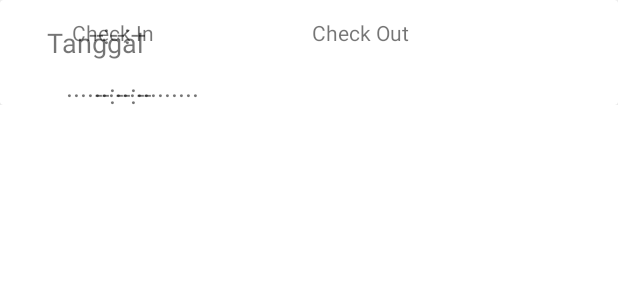
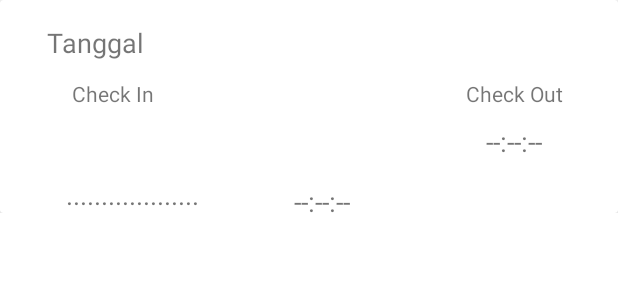
Before and after one commit to iwanabdi/absensi, an Android app: the layout isihistory.xml on its own in the app's theme, with its tools: preview values and no code run, on a phone screen of 412 x 824 dp. Shown: the top 300 px of the screen. Run offline under Robolectric (Android 15) with nearby library versions, the phone set to English and light mode, and no system bars; network calls fail.

```diff
--- a/app/src/main/res/layout/isihistory.xml
+++ b/app/src/main/res/layout/isihistory.xml
@@ -9,7 +9,59 @@
 
     <androidx.cardview.widget.CardView
         android:layout_width="match_parent"
-        android:layout_height="wrap_content">
+        android:layout_height="wrap_content"
+        android:padding="5dp">
+
+        <LinearLayout
+            android:layout_width="match_parent"
+            android:layout_height="match_parent"
+            android:orientation="vertical">
+
+            <TextView
+                android:id="@+id/txt_tanggal_history"
+                android:layout_width="wrap_content"
+                android:layout_height="wrap_content"
+                android:layout_marginStart="31dp"
+                android:layout_marginTop="16dp"
+                android:text="Tanggal"
+                android:textSize="18sp" />
+
+            <LinearLayout
+                android:layout_width="match_parent"
+                android:layout_height="match_parent"
+                android:orientation="horizontal">
+
+                <TextView
+                    android:id="@+id/textView23"
+                    android:layout_width="wrap_content"
+                    android:layout_height="wrap_content"
+                    android:layout_marginStart="48dp"
+                    android:layout_marginTop="12dp"
+                    android:text="Check In" />
+
+                <TextView
+                    android:id="@+id/textView25"
+                    android:layout_width="wrap_content"
+                    android:layout_height="wrap_content"
+                    android:layout_marginStart="208dp"
+                    android:layout_marginTop="12dp"
+                    android:text="Check Out" />
+
+            </LinearLayout>
+
+            <LinearLayout
+                android:layout_width="match_parent"
+                android:layout_height="match_parent">
+
+                <TextView
+                    android:id="@+id/textView20"
+                    android:layout_width="wrap_content"
+                    android:layout_height="wrap_content"
+                    android:layout_marginStart="44dp"
+                    android:layout_marginTop="45dp"
+                    android:gravity="center|top|left"
+                    android:text="..................."
+                    android:textSize="18sp" />
 
                 <TextView
                     android:id="@+id/txt_checkout"
@@ -22,41 +74,6 @@
                     android:textSize="18sp" />
 
                 <TextView
-            android:id="@+id/txt_tanggal_history"
-            android:layout_width="wrap_content"
-            android:layout_height="wrap_content"
-            android:layout_marginStart="31dp"
-            android:layout_marginTop="16dp"
-            android:text="Tanggal"
-            android:textSize="18sp" />
-
-        <TextView
-            android:id="@+id/textView23"
-            android:layout_width="wrap_content"
-            android:layout_height="wrap_content"
-            android:layout_marginStart="48dp"
-            android:layout_marginTop="12dp"
-            android:text="Check In" />
-
-        <TextView
-            android:id="@+id/textView20"
-            android:layout_width="wrap_content"
-            android:layout_height="wrap_content"
-            android:layout_marginStart="44dp"
-            android:layout_marginTop="45dp"
-            android:gravity="center|top|left"
-            android:text="..................."
-            android:textSize="18sp" />
-
-        <TextView
-            android:id="@+id/textView25"
-            android:layout_width="wrap_content"
-            android:layout_height="wrap_content"
-            android:layout_marginStart="208dp"
-            android:layout_marginTop="12dp"
-            android:text="Check Out" />
-
-        <TextView
                     android:id="@+id/txt_checkin"
                     android:layout_width="100dp"
                     android:layout_height="20dp"
@@ -65,6 +82,10 @@
                     android:gravity="center"
                     android:text="--:--:--"
                     android:textSize="18sp" />
+            </LinearLayout>
+
+        </LinearLayout>
+
     </androidx.cardview.widget.CardView>
 
 </LinearLayout>
```
Lines whose indentation alone changed are shown as unchanged.
